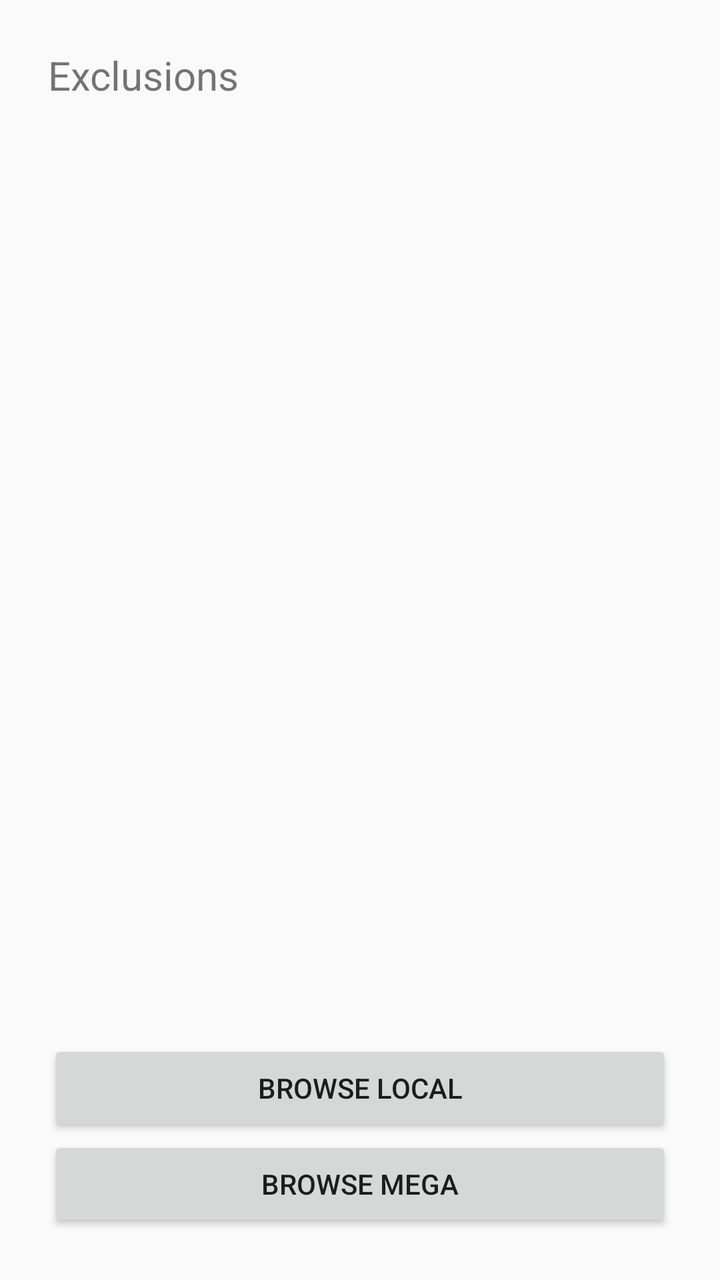
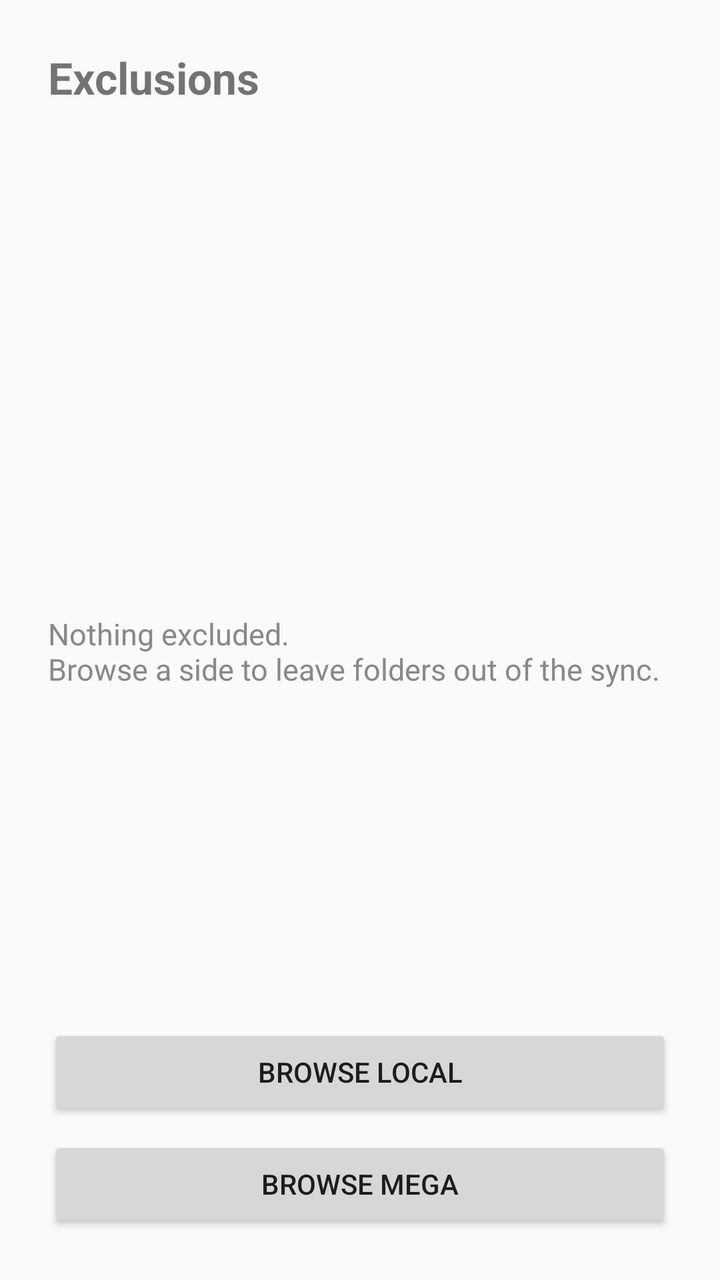

Two renders of the same Android screen: before a commit and after it. Below are the layout's source before the change and the commit's diff.
<!-- AndroidManifest.xml: application theme Theme.AppCompat.DayNight -->
<!-- res/layout/activity_exclusions.xml -->
<?xml version="1.0" encoding="utf-8"?>
<LinearLayout xmlns:android="http://schemas.android.com/apk/res/android"
    android:layout_width="match_parent"
    android:layout_height="match_parent"
    android:orientation="vertical"
    android:padding="24dp">

    <TextView
        android:layout_width="wrap_content"
        android:layout_height="wrap_content"
        android:text="Exclusions"
        android:textSize="20sp"
        android:paddingBottom="16dp" />

    <ListView
        android:id="@+id/exclusionList"
        android:layout_width="match_parent"
        android:layout_height="0dp"
        android:layout_weight="1" />

    <Button
        android:id="@+id/browseSource"
        android:layout_width="match_parent"
        android:layout_height="wrap_content"
        android:layout_marginTop="16dp"
        android:text="Browse Local" />

    <Button
        android:id="@+id/browseDestination"
        android:layout_width="match_parent"
        android:layout_height="wrap_content"
        android:text="Browse MEGA" />

</LinearLayout>
<!-- resources referenced by this layout -->
<resources>

</resources>

<!-- the commit's change to res/layout/activity_exclusions.xml (unified diff, before → after) -->
@@ -1,34 +1,35 @@
 <?xml version="1.0" encoding="utf-8"?>
 <LinearLayout xmlns:android="http://schemas.android.com/apk/res/android"
-    android:layout_width="match_parent"
-    android:layout_height="match_parent"
-    android:orientation="vertical"
-    android:padding="24dp">
+    style="@style/AppScreen">
 
     <TextView
-        android:layout_width="wrap_content"
-        android:layout_height="wrap_content"
-        android:text="Exclusions"
-        android:textSize="20sp"
-        android:paddingBottom="16dp" />
+        style="@style/AppHeading"
+        android:text="Exclusions" />
 
     <ListView
         android:id="@+id/exclusionList"
         android:layout_width="match_parent"
         android:layout_height="0dp"
-        android:layout_weight="1" />
+        android:layout_weight="1"
+        android:divider="@null"
+        android:dividerHeight="0dp" />
+
+    <TextView
+        android:id="@+id/emptyState"
+        style="@style/AppEmptyState"
+        android:layout_height="0dp"
+        android:layout_weight="1"
+        android:text="Nothing excluded.\nBrowse a side to leave folders out of the sync." />
 
     <Button
         android:id="@+id/browseSource"
-        android:layout_width="match_parent"
-        android:layout_height="wrap_content"
+        style="@style/AppButton"
         android:layout_marginTop="16dp"
-        android:text="Browse Local" />
+        android:text="Browse local" />
 
     <Button
         android:id="@+id/browseDestination"
-        android:layout_width="match_parent"
-        android:layout_height="wrap_content"
+        style="@style/AppButton"
         android:text="Browse MEGA" />
 
 </LinearLayout>
<!-- resource entries referenced after the edit -->
@@ -1,5 +1,29 @@
 <!-- resources referenced by this layout -->
 <resources>
-
+  <style name="AppButton">
+          <item name="android:layout_width">match_parent</item>
+          <item name="android:layout_height">wrap_content</item>
+          <item name="android:layout_marginTop">8dp</item>
+      </style>
+  <style name="AppEmptyState">
+          <item name="android:layout_width">match_parent</item>
+          <item name="android:textSize">15sp</item>
+          <item name="android:textColor">@color/text_muted</item>
+          <item name="android:paddingTop">24dp</item>
+      </style>
+  <style name="AppHeading">
+          <item name="android:layout_width">match_parent</item>
+          <item name="android:layout_height">wrap_content</item>
+          <item name="android:textSize">22sp</item>
+          <item name="android:textStyle">bold</item>
+          <item name="android:paddingBottom">16dp</item>
+      </style>
+  <style name="AppScreen">
+          <item name="android:orientation">vertical</item>
+          <item name="android:padding">24dp</item>
+          <item name="android:layout_width">match_parent</item>
+          <item name="android:layout_height">match_parent</item>
+      </style>
+  <color name="text_muted">#888888</color>
 </resources>
 
